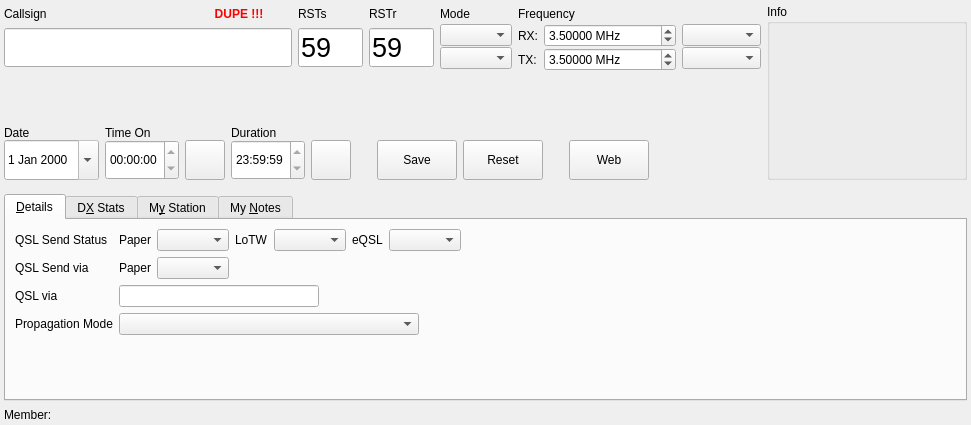
foldynl/QLog, file ui/NewContactWidget.ui: the form before one commit.
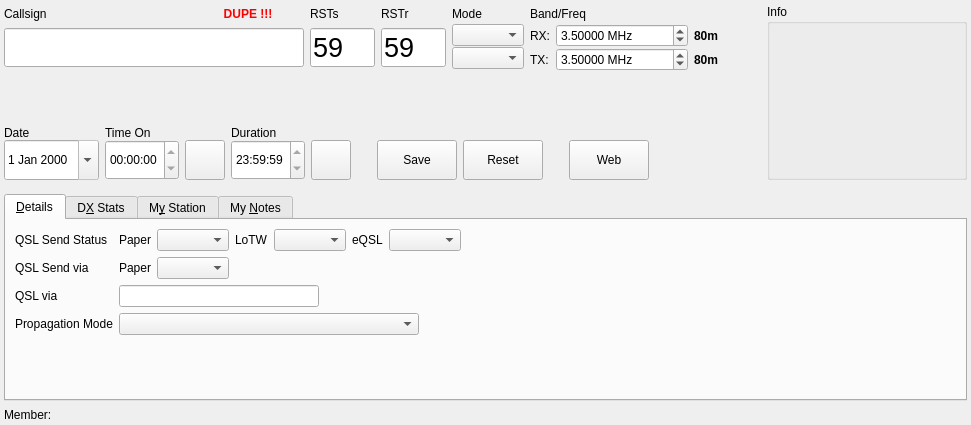
The form after the commit. Icons and pictures are not drawn. Custom widgets are drawn as their Qt base class.

Commit message: Fixed #905 - Adding Band dropdown in Logbook

The edit to the form file:
```diff
--- a/ui/NewContactWidget.ui
+++ b/ui/NewContactWidget.ui
@@ -104,7 +104,7 @@
             </sizepolicy>
            </property>
            <property name="text">
-            <string>Frequency</string>
+            <string>Band/Freq</string>
            </property>
            <property name="alignment">
             <set>Qt::AlignCenter</set>
@@ -297,32 +297,26 @@
             <number>1</number>
            </property>
            <item>
-            <widget class="QComboBox" name="bandRXCombo">
+            <widget class="QLabel" name="bandRXLabel">
              <property name="font">
               <font>
                <bold>true</bold>
               </font>
              </property>
-             <property name="sizePolicy">
-              <sizepolicy hsizetype="Minimum" vsizetype="Fixed">
-               <horstretch>0</horstretch>
-               <verstretch>0</verstretch>
-              </sizepolicy>
+             <property name="text">
+              <string notr="true">80m</string>
              </property>
             </widget>
            </item>
            <item>
-            <widget class="QComboBox" name="bandTXCombo">
+            <widget class="QLabel" name="bandTXLabel">
              <property name="font">
               <font>
                <bold>true</bold>
               </font>
              </property>
-             <property name="sizePolicy">
-              <sizepolicy hsizetype="Minimum" vsizetype="Fixed">
-               <horstretch>0</horstretch>
-               <verstretch>0</verstretch>
-              </sizepolicy>
+             <property name="text">
+              <string notr="true">80m</string>
              </property>
             </widget>
            </item>
```
The commit also changes 27 other files.
